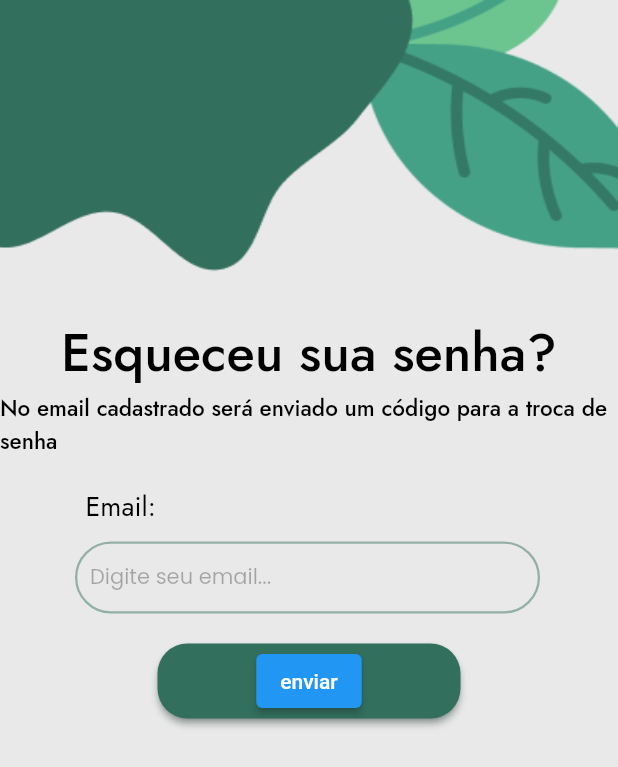
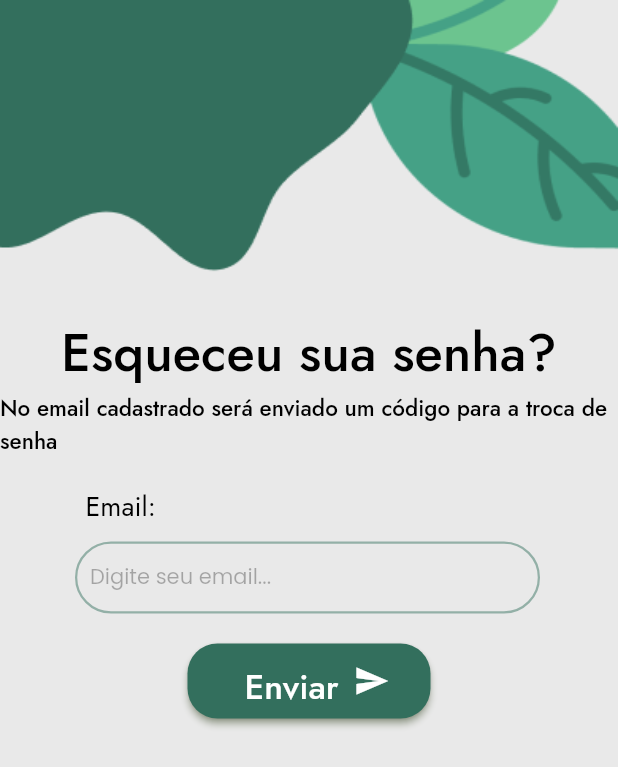
Before and after one commit to nikarmin/RecycleView, a Flutter app: the EsqueceuSenha widget shown alone on an empty page, opened directly, on a phone screen of 412 x 824 dp. Shown: the top 767 px of the screen. Run offline on Flutter 3.47's test engine with Material 2 defaults, Android fonts, the phone set to English and light mode, and no system bars; our stand-ins replace camera, cloud_firestore, firebase_auth, firebase_core, firebase_storage, fl_chart and 13 more; missing offline and left inert: camera_camera, email_auth, flutter_inappwebview, geo_firestore_flutter, geoflutterfire2, graphic and 2 more; accounts and stored records are empty; network calls fail.

Commit message:
Arrumando página de esqueci a senha

```diff
--- a/lib/views/esqueceu_a_senha_page.dart
+++ b/lib/views/esqueceu_a_senha_page.dart
@@ -123,42 +123,67 @@ class _EsqueceuSenhaState extends State<EsqueceuSenha> {
           const SizedBox(
             height: 20,
           ),
-          Center(
+
+          Align(
+            alignment: Alignment.center,
             child: ElevatedButton(
               style: ElevatedButton.styleFrom(
-                  backgroundColor: const Color.fromRGBO(
-                    51,
-                    111,
-                    93,
-                    1,
-                  ),
+                  backgroundColor: const Color.fromRGBO(51, 111, 93, 1),
                   shape: const RoundedRectangleBorder(
                       borderRadius: BorderRadius.all(Radius.circular(20))),
-                  shadowColor: const Color.fromRGBO(35, 81, 67, 1)),
-              onPressed: () {},
+                  shadowColor: const Color.fromARGB(255, 85, 116, 54)),
+              onPressed: () {
+                recuperarSenha();
+              },
               child: SizedBox(
                 height: 50,
-                width: 170,
-                child: Align(
-                  alignment: Alignment.center,
-                  child: ElevatedButton(onPressed: () {
-                    recuperarSenha();
-                  }, child: Text('enviar')) /*Row(
+                width: 130,
+                child: Padding(
+                  padding: const EdgeInsets.all(12),
+                  child: Row(
                     children: [
-                      const SizedBox(width: 45),
+                      const SizedBox(width: 10),
                       Text("Enviar",
                           style: GoogleFonts.jost(
                               textStyle: const TextStyle(
-                                  color: Colors.white, fontSize: 25))),
+                                  color: Colors.white, fontSize: 23))),
                       const SizedBox(width: 10),
-                      const Icon(Icons.send),
-                      const SizedBox(width: 10),
+                      const Icon(Icons.send)
                     ],
-                  ),*/
                   ),
                 ),
               ),
             ),
-        ]));
+          )
+
+/*
+          Center(
+            child: ElevatedButton(
+              style: ElevatedButton.styleFrom(
+                  backgroundColor: const Color.fromRGBO(51, 111, 93, 1),
+                  shape: const RoundedRectangleBorder(
+                    borderRadius: BorderRadius.all(Radius.circular(20))
+                  ),
+                  shadowColor: const Color.fromRGBO(35, 81, 67, 1)
+              ),
+              onPressed: () {
+                recuperarSenha();
+              },
+              child: Text("Enviar",
+                style: GoogleFonts.jost(
+                  textStyle: const TextStyle(
+                      color: Colors.white, fontSize: 25
+                  )
+                )
+              ),
+                      const SizedBox(width: 10),
+                      const Icon(Icons.send),
+                      const SizedBox(width: 10),
+            )
+          )*/
+        ]
+      ));
+
+
   }
 }
```
Lines whose indentation alone changed are shown as unchanged.
